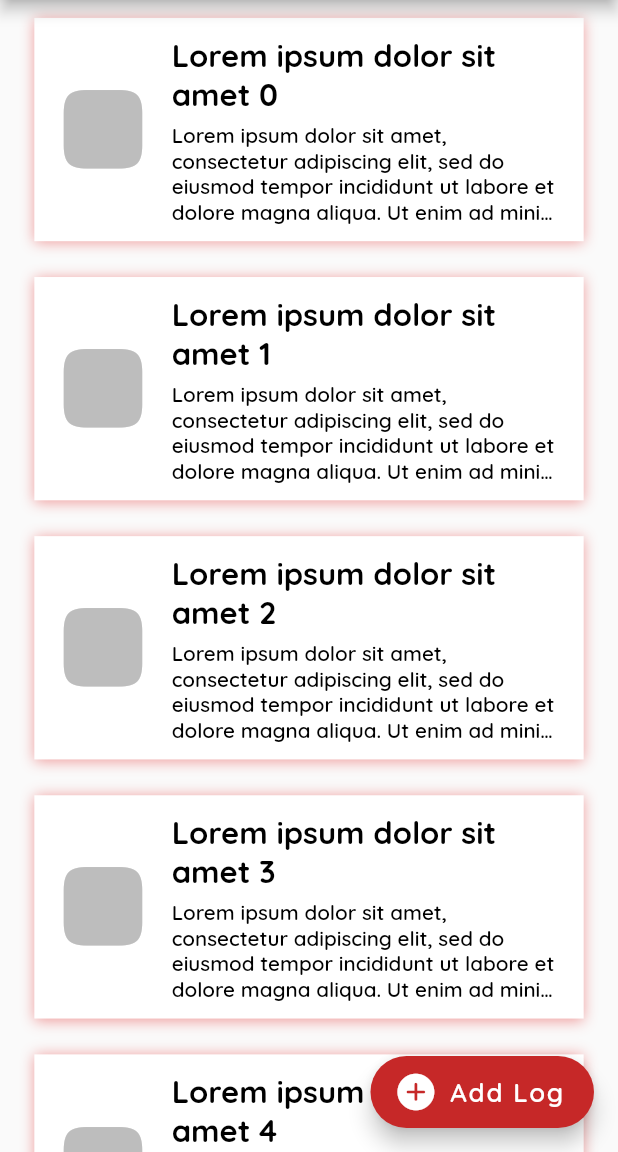
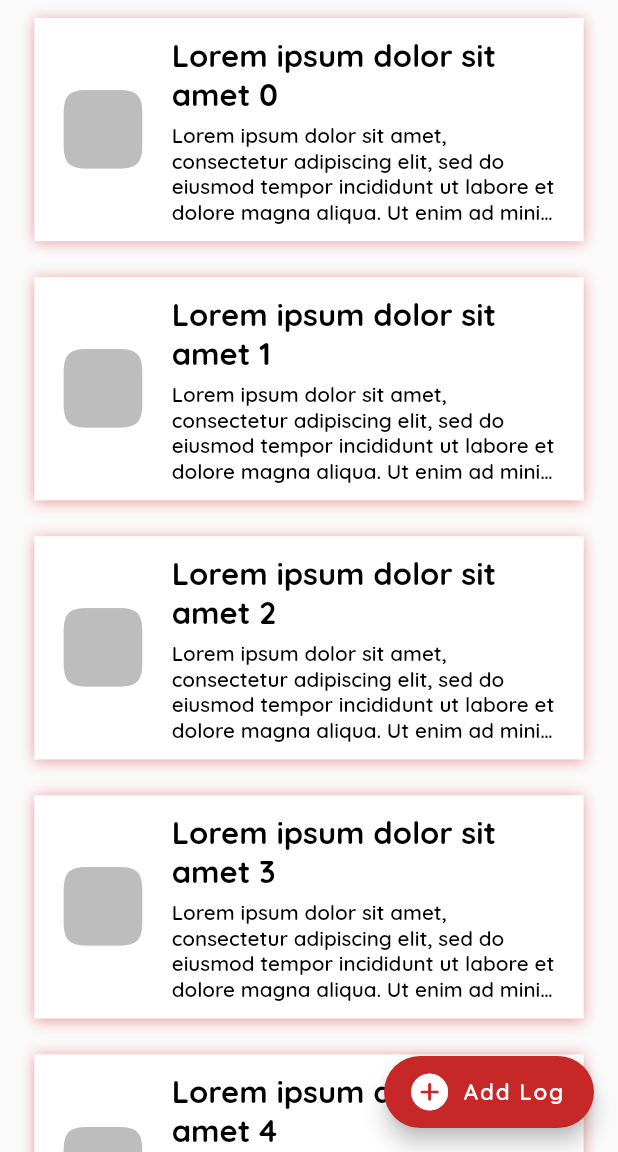
Before and after one commit to ozaenzenzen/flutter-FAMExpensesLog, a Flutter app: the screen it shows after launch, on a phone screen of 412 x 824 dp, the part 84-1236 px from its top. Run offline on Flutter 3.47's test engine with Material 2 defaults, Android fonts, the light colour scheme and no system bars; our stand-ins replace flutter_screenutil, get, google_fonts, sqflite; accounts and stored records are empty.

Commit message:
update main page dart

```diff
--- a/lib/page/mainpage.dart
+++ b/lib/page/mainpage.dart
@@ -20,6 +20,7 @@ class _MainPageState extends State<MainPage> {
   Widget build(BuildContext context) {
     return Scaffold(
       appBar: AppBar(
+        elevation: 0,
         backgroundColor: Colors.red[800],
         centerTitle: true,
         title: Text(
@@ -55,7 +56,7 @@ class _MainPageState extends State<MainPage> {
         label: Text(
           "Add Log",
           style: GoogleFonts.quicksand(
-            fontSize: screenUtil.setSp(15),
+            fontSize: screenUtil.setSp(13),
             fontWeight: FontWeight.w600,
           ),
         ),
```
